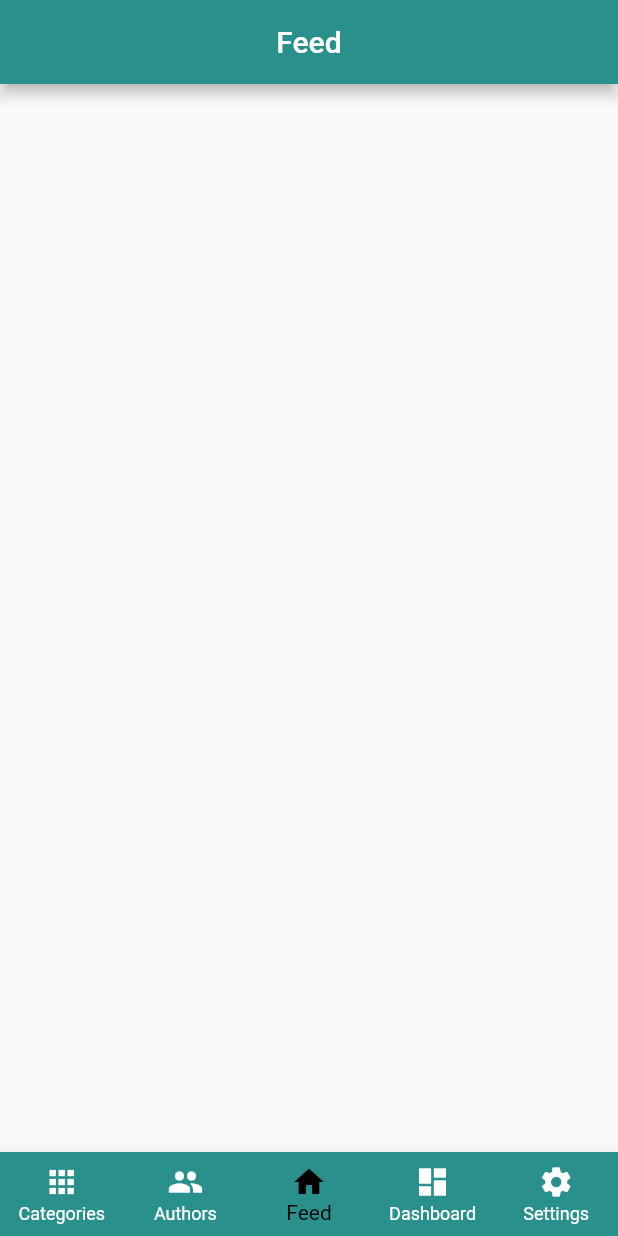
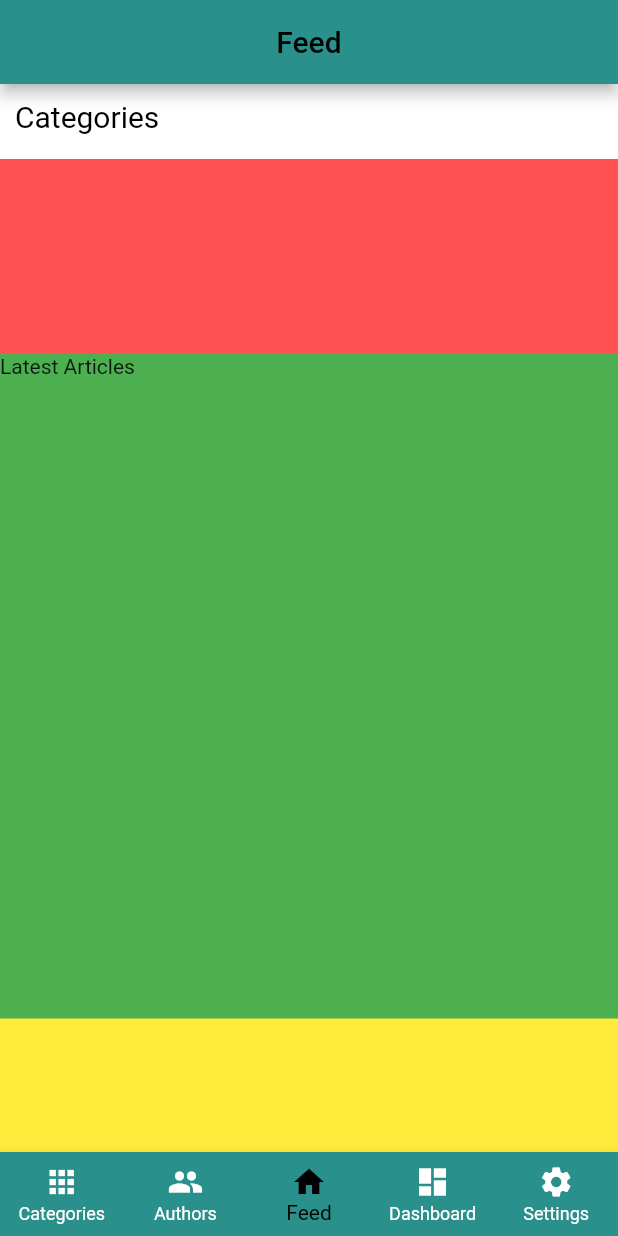
Before and after one commit to Williano/Bona-Blog-Mobile, a Flutter app: the screen it shows after launch, on a phone screen of 412 x 824 dp. Run offline on Flutter 3.47's test engine with Material 2 defaults, Android fonts, the phone set to English and light mode, and no system bars.

Commit message:
Add app structue

```diff
--- a/lib/main.dart
+++ b/lib/main.dart
@@ -15,6 +15,8 @@ class BonaBlog extends StatelessWidget {
       debugShowCheckedModeBanner: false,
       theme: ThemeData(
         primarySwatch: customColor,
+        primaryColorLight: Colors.white,
+        primaryColorDark: Colors.black,
       ),
       home: HomeScreen(),
     );
--- a/lib/screens/category_list_screen.dart
+++ b/lib/screens/category_list_screen.dart
@@ -9,6 +9,15 @@ class CategoryListScreen extends StatefulWidget {
 class _CategoryListScreenState extends State<CategoryListScreen> {
   @override
   Widget build(BuildContext context) {
-    return Container();
+    return Scaffold(
+        appBar: AppBar(
+          title: Text(
+            "Categories",
+            style:
+                TextStyle(color: Colors.black87, fontWeight: FontWeight.bold),
+          ),
+          centerTitle: true,
+        ),
+        body: Container());
   }
 }
--- a/lib/screens/feed_screen.dart
+++ b/lib/screens/feed_screen.dart
@@ -12,10 +12,75 @@ class _FeedScreenState extends State<FeedScreen> {
     return Scaffold(
       appBar: AppBar(
         automaticallyImplyLeading: false,
-        title: Text("Feed"),
+        title: Text(
+          "Feed",
+          style: TextStyle(color: Theme.of(context).primaryColorDark),
+        ),
         centerTitle: true,
       ),
-      body: Container(),
+      body: Container(
+        color: Colors.yellow,
+        child: Column(
+          children: <Widget>[
+            Container(
+              width: double.infinity,
+              height: 180.0,
+              color: Colors.redAccent,
+              child: Column(
+                crossAxisAlignment: CrossAxisAlignment.start,
+                children: <Widget>[
+                  Column(
+                    crossAxisAlignment: CrossAxisAlignment.start,
+                    children: <Widget>[
+                      Container(
+                          width: double.infinity,
+                          height: 50.0,
+                          color: Colors.white,
+                          child: Padding(
+                            padding:
+                                const EdgeInsets.fromLTRB(10.0, 10.0, 0.0, 5.0),
+                            child: Text(
+                              "Categories",
+                              style: TextStyle(
+                                  fontSize: 20.0,
+                                  color: Theme.of(context).primaryColorDark),
+                            ),
+                          ))
+                    ],
+                  ),
+                  Column(
+                    children: <Widget>[
+                      Container(
+                        color: Colors.white,
+                      )
+                    ],
+                  )
+                ],
+              ),
+            ),
+            Container(
+              height: 443.0,
+              color: Colors.green,
+              child: Column(
+                mainAxisAlignment: MainAxisAlignment.start,
+                children: <Widget>[
+                  Column(
+                    mainAxisAlignment: MainAxisAlignment.start,
+                    children: <Widget>[
+                      Row(
+                        children: <Widget>[
+                          Text("Latest Articles"),
+                        ],
+                      )
+                    ],
+                  ),
+                  Column()
+                ],
+              ),
+            )
+          ],
+        ),
+      ),
     );
   }
 }
--- a/lib/screens/home_screen.dart
+++ b/lib/screens/home_screen.dart
@@ -1,3 +1,4 @@
+import 'package:bona_blog/screens/category_list_screen.dart';
 import 'package:bona_blog/screens/feed_screen.dart';
 import 'package:bona_blog/screens/undefined_screen.dart';
 import 'package:bona_blog/utilities/custom_material_color.dart';
@@ -16,7 +17,7 @@ class _HomeScreenState extends State<HomeScreen> {
   final PageStorageBucket bucket = PageStorageBucket();
 
   List<Widget> screens = [
-    FeedScreen(key: PageStorageKey("Feed Screen")),
+    CategoryListScreen(key: PageStorageKey("Category Screen")),
     UndefinedScreen(key: PageStorageKey("Undefined Screen")),
     FeedScreen(key: PageStorageKey("Feed Screen")),
     FeedScreen(key: PageStorageKey("Feed Screen")),
@@ -46,8 +47,8 @@ class _HomeScreenState extends State<HomeScreen> {
   Widget _appBottomNavigationBar() => BottomNavigationBar(
         type: BottomNavigationBarType.fixed,
         backgroundColor: customColor,
-        selectedItemColor: Colors.black,
-        unselectedItemColor: Colors.white,
+        selectedItemColor: Theme.of(context).primaryColorDark,
+        unselectedItemColor: Theme.of(context).primaryColorLight,
         currentIndex: _currentTabIndex,
         items: _bottomNavigationBarItems,
         onTap: (int index) {
```
